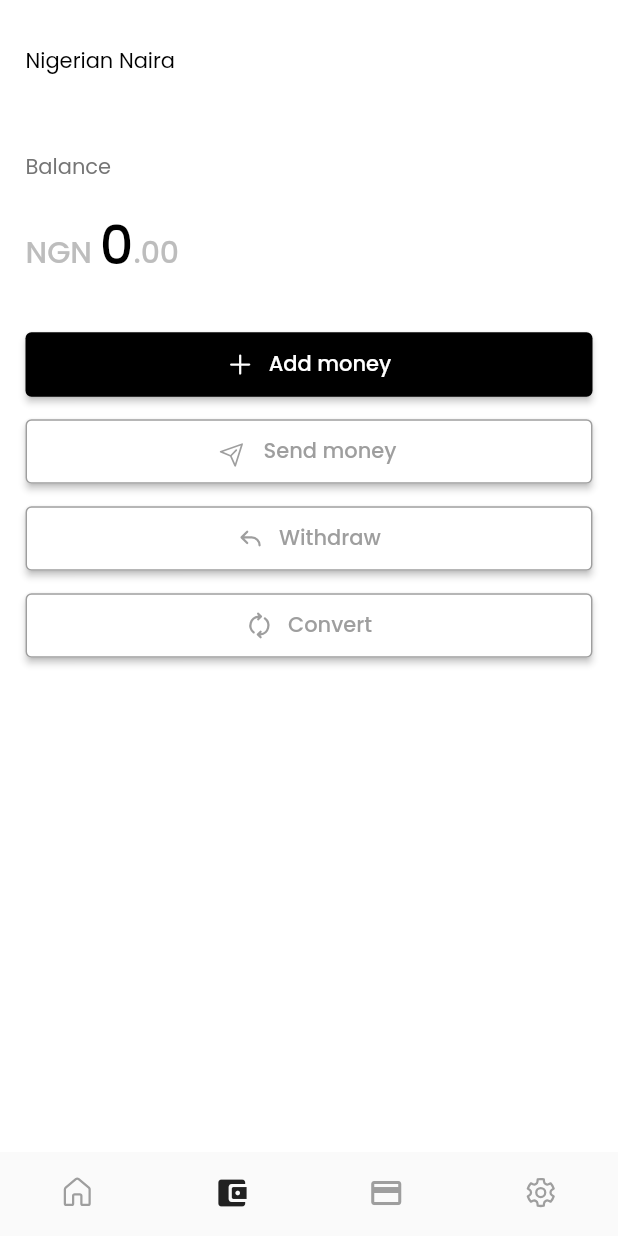
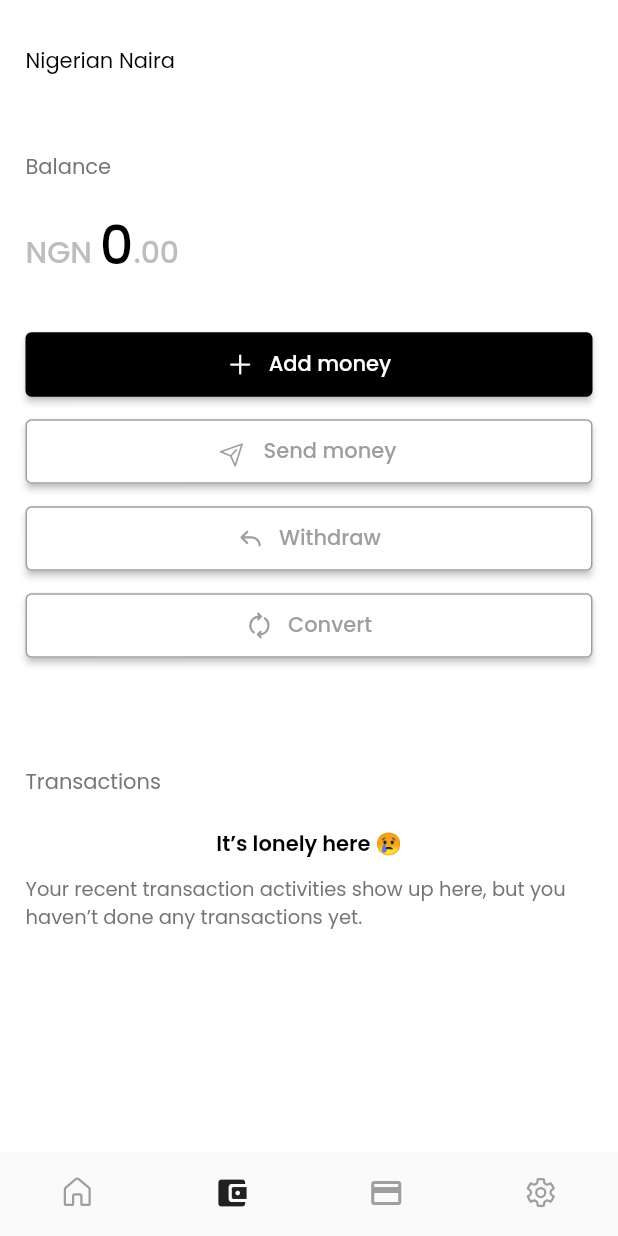
Before and after one commit to ProsperChihimba/coinprofile, a Flutter app: the screen it shows after launch, item 2 of the bottom bar chosen, on a phone screen of 412 x 824 dp. Run offline on Flutter 3.47's test engine with Material 2 defaults, Android fonts, the phone set to English and light mode, and no system bars; our stand-ins replace fluentui_icons, gap, get, google_fonts.

Commit message:
Add balace none transactiions

```diff
--- a/lib/screens/balance/index.dart
+++ b/lib/screens/balance/index.dart
@@ -1,4 +1,5 @@
 import 'package:coinprofile/screens/balance/actionButtons.dart';
+import 'package:coinprofile/screens/balance/transactions.dart';
 import 'package:coinprofile/screens/parts/balance.dart';
 import 'package:coinprofile/utils/app_layout.dart';
 import 'package:coinprofile/utils/app_styles.dart';
@@ -54,7 +55,24 @@ class _BalanceScreenState extends State<BalanceScreen> {
 
             // Actions buttons
             Gap(AppLayout.getHeight(20)),
-            const ActionButtons()
+            const ActionButtons(),
+
+            // Transactions title
+            Gap(AppLayout.getHeight(70)),
+            Padding(
+              padding: EdgeInsets.symmetric(
+                horizontal: AppLayout.getWidth(17),
+              ),
+              child: Text(
+                "Transactions",
+                style: Styles.normalText.copyWith(
+                  color: Colors.grey.shade600,
+                ),
+              ),
+            ),
+
+            Gap(AppLayout.getHeight(20)),
+            const TransactionsSection()
           ],
         ),
       ),
--- /dev/null
+++ b/lib/screens/balance/transactions.dart
@@ -0,0 +1,36 @@
+import 'package:coinprofile/utils/app_layout.dart';
+import 'package:coinprofile/utils/app_styles.dart';
+import 'package:flutter/material.dart';
+import 'package:gap/gap.dart';
+
+class TransactionsSection extends StatelessWidget {
+  const TransactionsSection({super.key});
+
+  @override
+  Widget build(BuildContext context) {
+    return Padding(
+      padding: EdgeInsets.symmetric(
+        horizontal: AppLayout.getWidth(17),
+      ),
+      child: Column(
+        children: [
+          Text(
+            "It’s lonely here 😢",
+            style: Styles.normalText.copyWith(
+              fontWeight: FontWeight.w600,
+            ),
+          ),
+          Gap(AppLayout.getHeight(10)),
+          Center(
+            child: Text(
+              "Your recent transaction activities show up here, but you haven’t done any transactions yet.",
+              style: Styles.normalText.copyWith(
+                  fontSize: AppLayout.getHeight(13),
+                  color: Colors.grey.shade600),
+            ),
+          ),
+        ],
+      ),
+    );
+  }
+}
```
